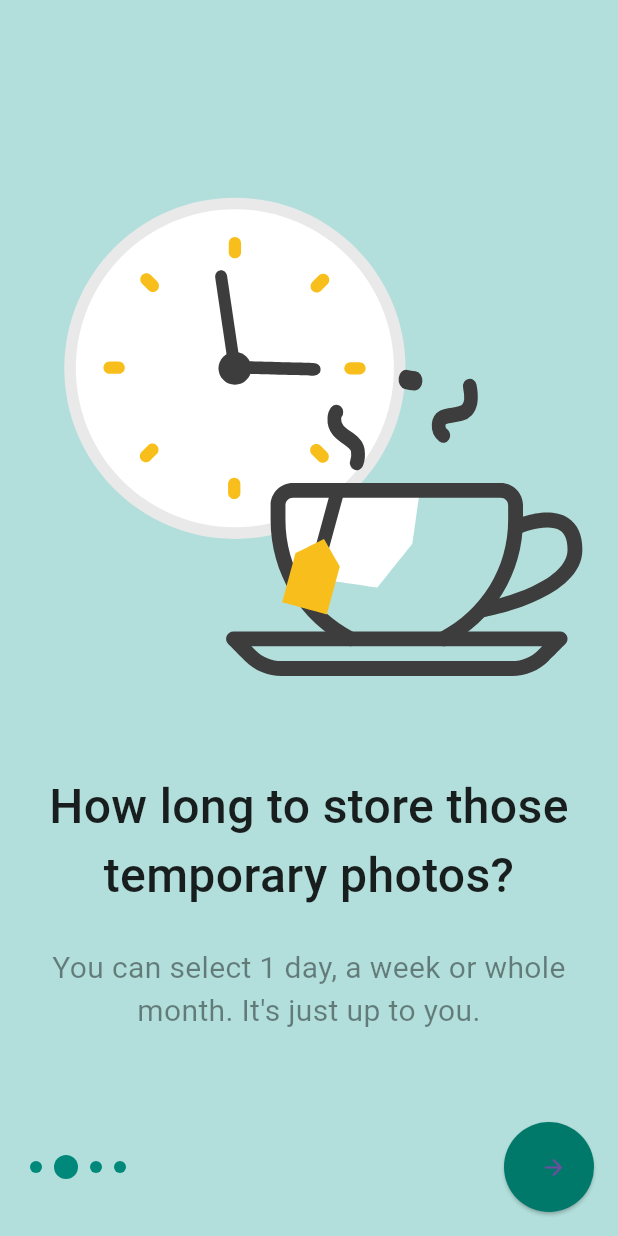
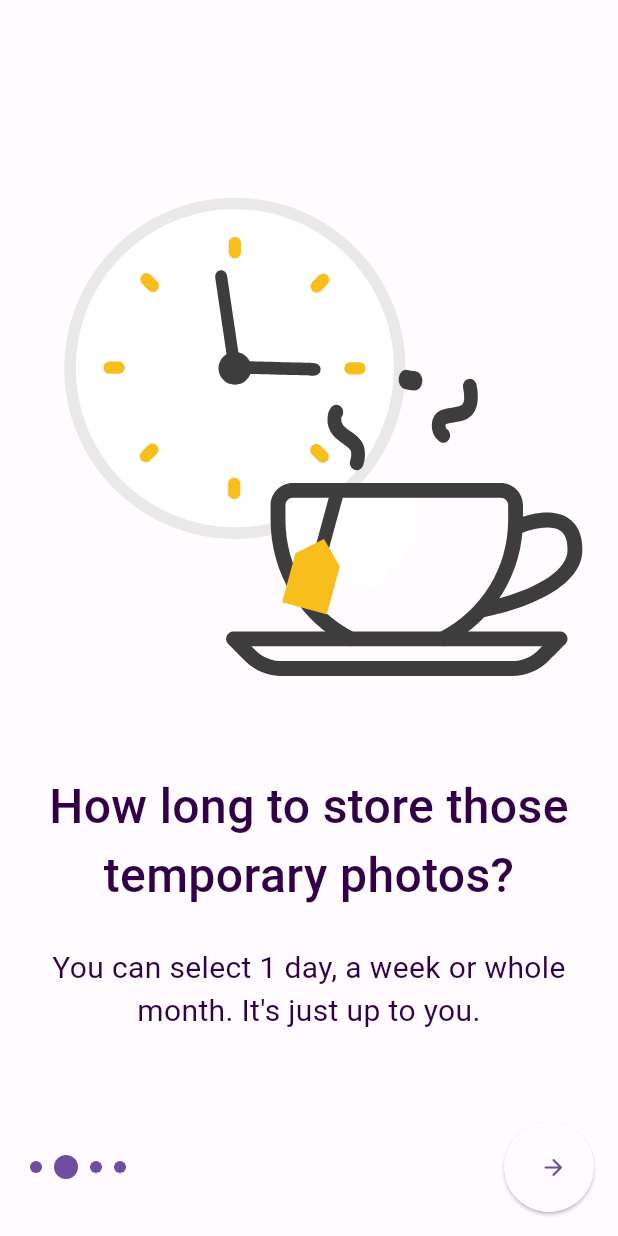
Before and after one commit to hejcman/didit, a Flutter app: the screen it shows after launch, swiped to page 2, on a phone screen of 412 x 824 dp. Run offline on Flutter 3.47's test engine with Material 2 defaults, Android fonts, the light colour scheme and no system bars; our stand-ins replace camera, hive, hive_flutter, lottie, native_device_orientation, shared_preferences; missing offline and left inert: a package; accounts and stored records are empty.

Commit message:
Color changes

```diff
--- a/lib/onboarding/onboarding.dart
+++ b/lib/onboarding/onboarding.dart
@@ -47,7 +47,7 @@ class _OnBoardingViewState extends State<OnBoardingView> {
   @override
   Widget build(BuildContext context) {
       return Scaffold(
-        backgroundColor: Colors.teal[100],
+        backgroundColor: Theme.of(context).colorScheme.background,
           body: SafeArea(
             child: Padding(
               padding: const EdgeInsets.all(16.0),
@@ -83,7 +83,7 @@ class _OnBoardingViewState extends State<OnBoardingView> {
                           },
                           // style: ElevatedButton.styleFrom(shape: const CircleBorder()),
                           style: ButtonStyle(
-                            backgroundColor: MaterialStateProperty.all<Color?>(Colors.teal[700]),
+                            //backgroundColor: MaterialStateProperty.all<Color?>(Colors.teal[700]),
                             shape: MaterialStateProperty.all<CircleBorder?>(const CircleBorder()),
                           ),
                           child: Icon(
@@ -142,7 +142,7 @@ class DotIndicator extends StatelessWidget {
       height: isActive ? sizeActive.toDouble() : sizeSmall.toDouble(),
       width: isActive ? sizeActive.toDouble() : sizeSmall.toDouble(),
       decoration: BoxDecoration(
-        color: Colors.teal[600],
+        color: Theme.of(context).colorScheme.primary,
         borderRadius: const BorderRadius.all(Radius.circular(12)),
       ),
     );
@@ -209,9 +209,9 @@ class OnBoardingSlide extends StatelessWidget {
           title,
           textAlign: TextAlign.center,
           // style: Theme.of(context).textTheme.headline4!.copyWith(fontWeight: FontWeight.w500),
-          style: const TextStyle(
+          style: TextStyle(
             fontWeight: FontWeight.w500,
-            color: Colors.black87,
+            color: Theme.of(context).colorScheme.onBackground,
             fontSize: 32,
           ),
         ),
@@ -219,8 +219,8 @@ class OnBoardingSlide extends StatelessWidget {
         Text(
           description,
           textAlign: TextAlign.center,
-          style: const TextStyle(
-            color: Colors.black45,
+          style: TextStyle(
+            color: Theme.of(context).colorScheme.onBackground,
             fontSize: 20.0,
           )
         ),
```
Also changed, not shown: 1 other file.
